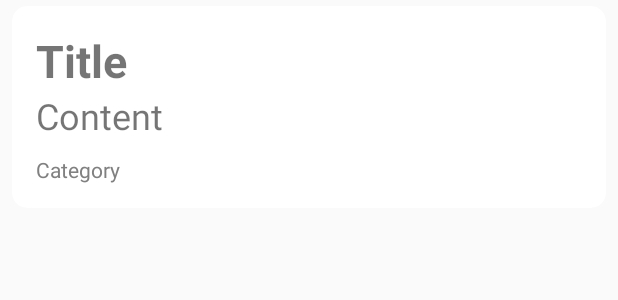
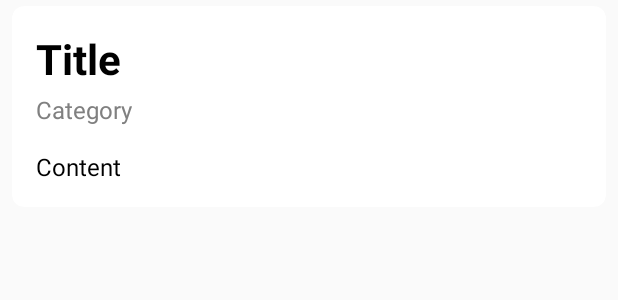
Before and after one commit to astraszab/Livret, an Android app: the layout list_item_note.xml on its own in the app's theme, with its tools: preview values and no code run, on a phone screen of 412 x 824 dp. Shown: the top 300 px of the screen. Run offline under Robolectric (Android 15) with nearby library versions, the phone set to English and light mode, and no system bars.

Commit message:
Structured text inside recyclerview item

```diff
--- a/app/src/main/res/layout/list_item_note.xml
+++ b/app/src/main/res/layout/list_item_note.xml
@@ -25,7 +25,7 @@
             android:layout_width="match_parent"
             android:layout_height="wrap_content"
             android:layout_gravity="center"
-            card_view:cardCornerRadius="10dp"
+            card_view:cardCornerRadius="8dp"
             card_view:cardElevation="0dp">
 
             <androidx.constraintlayout.widget.ConstraintLayout
@@ -39,7 +39,8 @@
                     android:id="@+id/note_title"
                     android:layout_width="wrap_content"
                     android:layout_height="0dp"
-                    android:textSize="30sp"
+                    android:textColor="#000000"
+                    android:textSize="28sp"
                     android:textStyle="bold"
                     app:layout_constraintStart_toStartOf="parent"
                     app:layout_constraintTop_toTopOf="parent"
@@ -47,25 +48,28 @@
                     tools:text="Title" />
 
                 <TextView
+                    android:id="@+id/note_category"
+                    android:layout_width="wrap_content"
+                    android:layout_height="wrap_content"
+                    android:layout_marginTop="4dp"
+                    android:textColor="#808080"
+                    android:textSize="16sp"
+                    app:layout_constraintStart_toStartOf="parent"
+                    app:layout_constraintTop_toBottomOf="@+id/note_title"
+                    app:noteCategory="@{note}"
+                    tools:text="Category" />
+
+                <TextView
                     android:id="@+id/note_content"
                     android:layout_width="wrap_content"
                     android:layout_height="0dp"
-                    android:textSize="24sp"
+                    android:layout_marginTop="16dp"
+                    android:textColor="#000000"
+                    android:textSize="16sp"
                     app:layout_constraintStart_toStartOf="parent"
-                    app:layout_constraintTop_toBottomOf="@+id/note_title"
+                    app:layout_constraintTop_toBottomOf="@+id/note_category"
                     app:noteContent="@{note}"
                     tools:text="Content" />
-
-                <TextView
-                    android:id="@+id/note_category"
-                    android:layout_width="wrap_content"
-                    android:layout_height="wrap_content"
-                    android:layout_marginTop="10dp"
-                    android:textColor="#808080"
-                    app:layout_constraintStart_toStartOf="parent"
-                    app:layout_constraintTop_toBottomOf="@+id/note_content"
-                    app:noteCategory="@{note}"
-                    tools:text="Category" />
 
 
             </androidx.constraintlayout.widget.ConstraintLayout>
```
